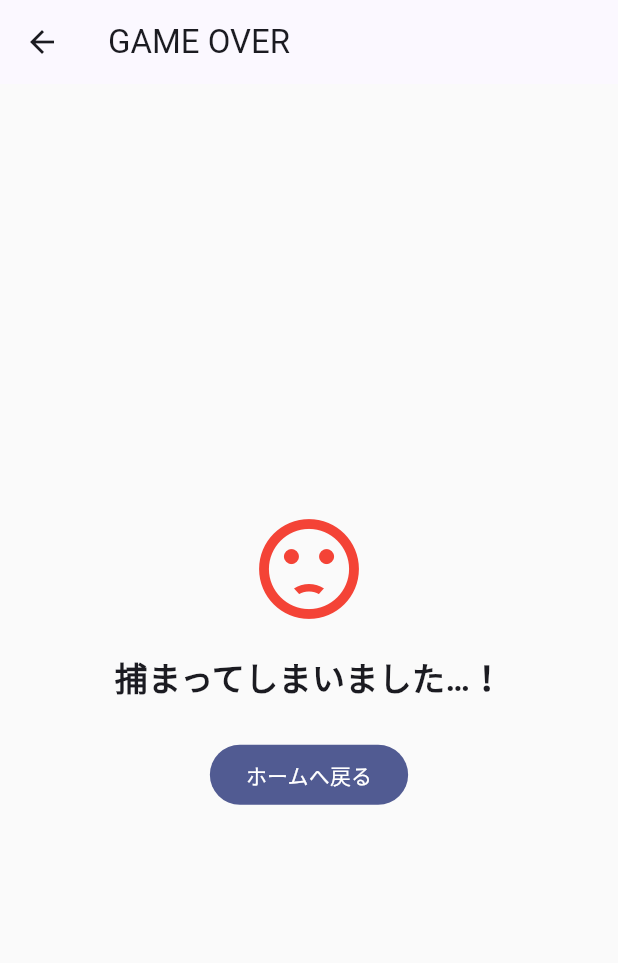
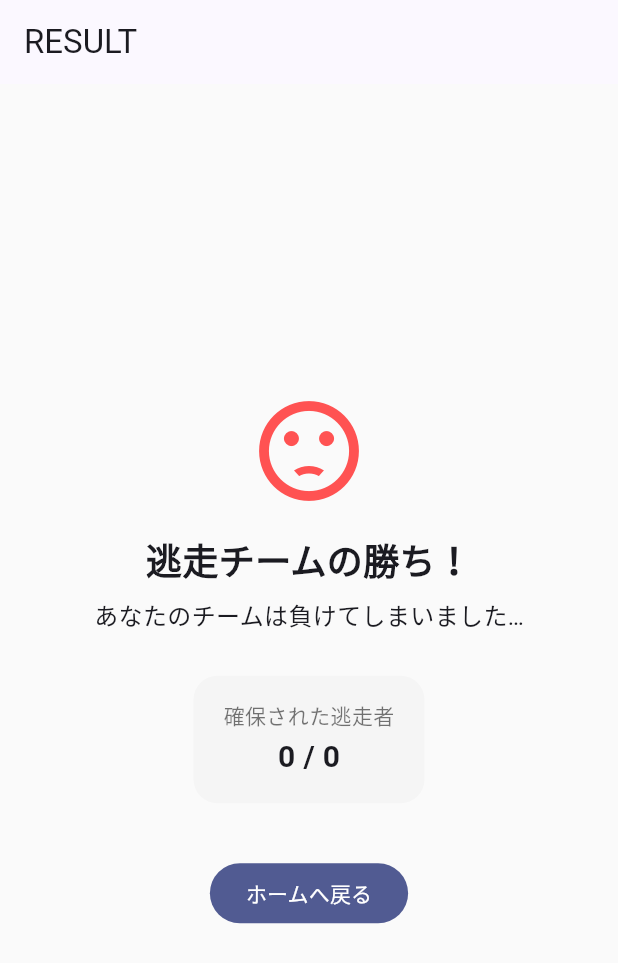
Before and after one commit to rmcait/rokko-tag_game, a Flutter app: the GameOverPage screen opened directly with empty values, on a phone screen of 412 x 824 dp. Shown: the top 963 px of the screen. Run offline on Flutter 3.47's test engine with Material 3 defaults, Android fonts, the phone set to English and light mode, and no system bars; our stand-ins replace cloud_firestore, firebase_auth, firebase_core, geolocator, google_maps_flutter, google_sign_in; missing offline and left inert: ntp, turf; accounts and stored records are empty.

Commit message:
リザルト画面への遷移を実装

```diff
--- a/lib/presentation/pages/room/game_over_page.dart
+++ b/lib/presentation/pages/room/game_over_page.dart
@@ -7,10 +7,26 @@ class GameOverPageArgs {
   final String currentUserId;
   final String gameId;
 
+  /// 鬼チームが勝ったかどうか
+  final bool taggersWin;
+
+  /// 「自分のいるチーム」が勝ったかどうか
+  final bool isMyTeamWin;
+
+  /// 捕まった人数（RUNNER）
+  final int capturedCount;
+
+  /// RUNNER の総数
+  final int totalRunners;
+
   const GameOverPageArgs({
     required this.lobby,
     required this.currentUserId,
     required this.gameId,
+    required this.taggersWin,
+    required this.isMyTeamWin,
+    required this.capturedCount,
+    required this.totalRunners,
   });
 }
 
@@ -21,22 +37,78 @@ class GameOverPage extends StatelessWidget {
 
   @override
   Widget build(BuildContext context) {
+    final bigText = args.taggersWin ? '鬼チームの勝ち！' : '逃走チームの勝ち！';
+    final subText = args.isMyTeamWin
+        ? 'あなたのチームの勝利です！'
+        : 'あなたのチームは負けてしまいました…';
+
+    final iconData =
+        args.isMyTeamWin ? Icons.emoji_events : Icons.sentiment_dissatisfied;
+    final iconColor =
+        args.isMyTeamWin ? Colors.amber : Colors.redAccent;
+
     return Scaffold(
-      appBar: AppBar(title: const Text('GAME OVER')),
+      appBar: AppBar(
+        title: const Text('RESULT'),
+        automaticallyImplyLeading: false,
+      ),
       body: Center(
+        child: Padding(
+          padding: const EdgeInsets.all(24),
           child: Column(
             mainAxisSize: MainAxisSize.min,
             children: [
-            const Icon(Icons.sentiment_dissatisfied, size: 80, color: Colors.red),
+              Icon(iconData, size: 80, color: iconColor),
               const SizedBox(height: 16),
-            const Text(
-              '捕まってしまいました…！',
-              style: TextStyle(fontSize: 22, fontWeight: FontWeight.bold),
+              Text(
+                bigText,
+                style: const TextStyle(
+                  fontSize: 24,
+                  fontWeight: FontWeight.bold,
+                ),
+              ),
+              const SizedBox(height: 8),
+              Text(
+                subText,
+                style: const TextStyle(fontSize: 16),
               ),
               const SizedBox(height: 24),
+              Card(
+                elevation: 0,
+                color: Colors.grey.shade100,
+                shape: RoundedRectangleBorder(
+                  borderRadius: BorderRadius.circular(16),
+                ),
+                child: Padding(
+                  padding: const EdgeInsets.symmetric(
+                    horizontal: 20,
+                    vertical: 16,
+                  ),
+                  child: Column(
+                    mainAxisSize: MainAxisSize.min,
+                    children: [
+                      const Text(
+                        '確保された逃走者',
+                        style: TextStyle(
+                          fontSize: 14,
+                          color: Colors.black54,
+                        ),
+                      ),
+                      const SizedBox(height: 4),
+                      Text(
+                        '${args.capturedCount} / ${args.totalRunners}',
+                        style: const TextStyle(
+                          fontSize: 20,
+                          fontWeight: FontWeight.bold,
+                        ),
+                      ),
+                    ],
+                  ),
+                ),
+              ),
+              const SizedBox(height: 32),
               FilledButton(
                 onPressed: () {
-                // ロビーに戻る
                   Navigator.of(context).pushNamedAndRemoveUntil(
                     AppRoutes.home,
                     (route) => false,
@@ -47,6 +119,7 @@ class GameOverPage extends StatelessWidget {
             ],
           ),
         ),
+      ),
     );
   }
 }
--- a/lib/presentation/pages/room/room_game_page.dart
+++ b/lib/presentation/pages/room/room_game_page.dart
@@ -653,18 +653,46 @@ class _RoomGamePageState extends State<RoomGamePage> {
     debugPrint('No gameId on lobby; cannot sync time.');
     return;
   }
-    _gameSessionSub = _partyService.watchGameSession(gameId).listen((session) {
+  _gameSessionSub =
+      _partyService.watchGameSession(gameId).listen((session) {
     if (!mounted) return;
     setState(() => _gameSession = session);
     _updateTimeFromSession();
 
-      if ((session?.status == 'FINISHED' || session?.status == 'ABORTED') &&
-        !_navigatedByGameEnd) {
+    final status = session?.status;
+
+    if (!_navigatedByGameEnd && status != null) {
+      if (status == 'FINISHED') {
+        _navigatedByGameEnd = true;
+
+        // ★ 勝敗判定
+        final taggersWin = _allRunnersCaught;
+        final myRole = _role;
+        final isMyTeamWin =
+            (taggersWin && myRole == PartyMemberRole.tagger) ||
+            (!taggersWin && myRole == PartyMemberRole.runner);
+
+        Navigator.of(context).pushNamedAndRemoveUntil(
+          AppRoutes.gameOver,   // ← 既存のルートをそのまま利用
+          (route) => false,
+          arguments: GameOverPageArgs(
+            lobby: _latestLobby ?? widget.args.lobby,
+            currentUserId: widget.args.currentUserId,
+            gameId: widget.args.gameId,
+            taggersWin: taggersWin,
+            isMyTeamWin: isMyTeamWin,
+            capturedCount: _capturedCount,
+            totalRunners: _totalRunners,
+          ),
+        );
+      } else if (status == 'ABORTED') {
+        // 中断時はとりあえずホームに戻す
         _navigatedByGameEnd = true;
         Navigator.of(context).pushNamedAndRemoveUntil(
           AppRoutes.home,
           (route) => false,
         );
+      }
     }
   });
 }
```
Lines whose indentation alone changed are shown as unchanged.
